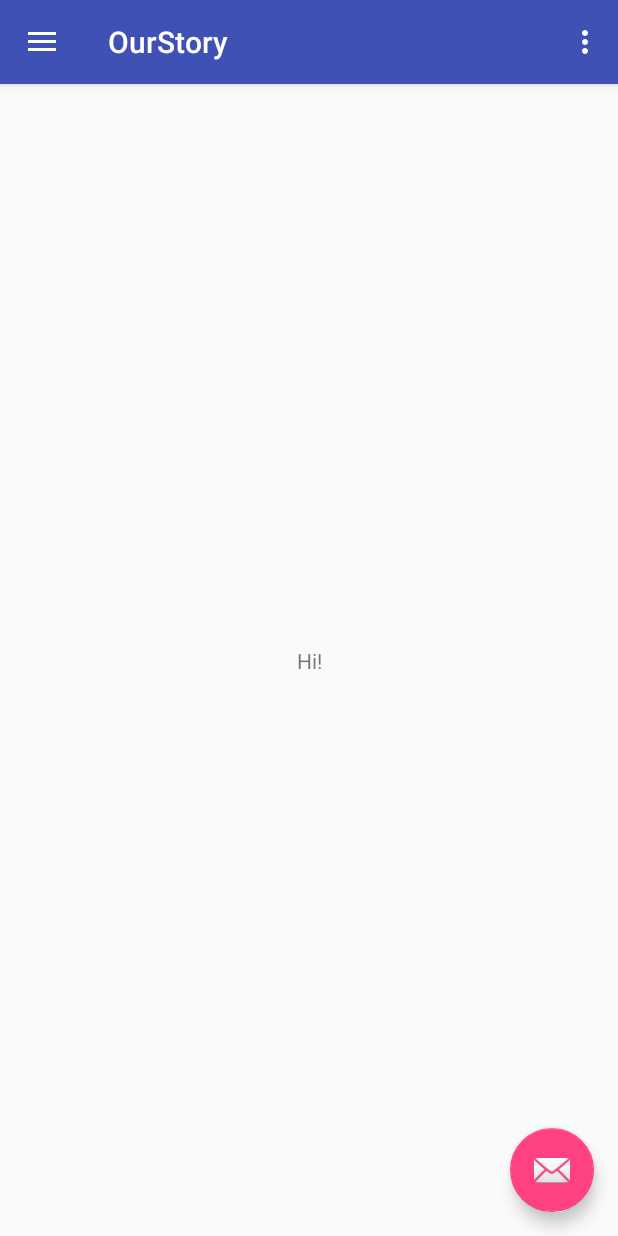
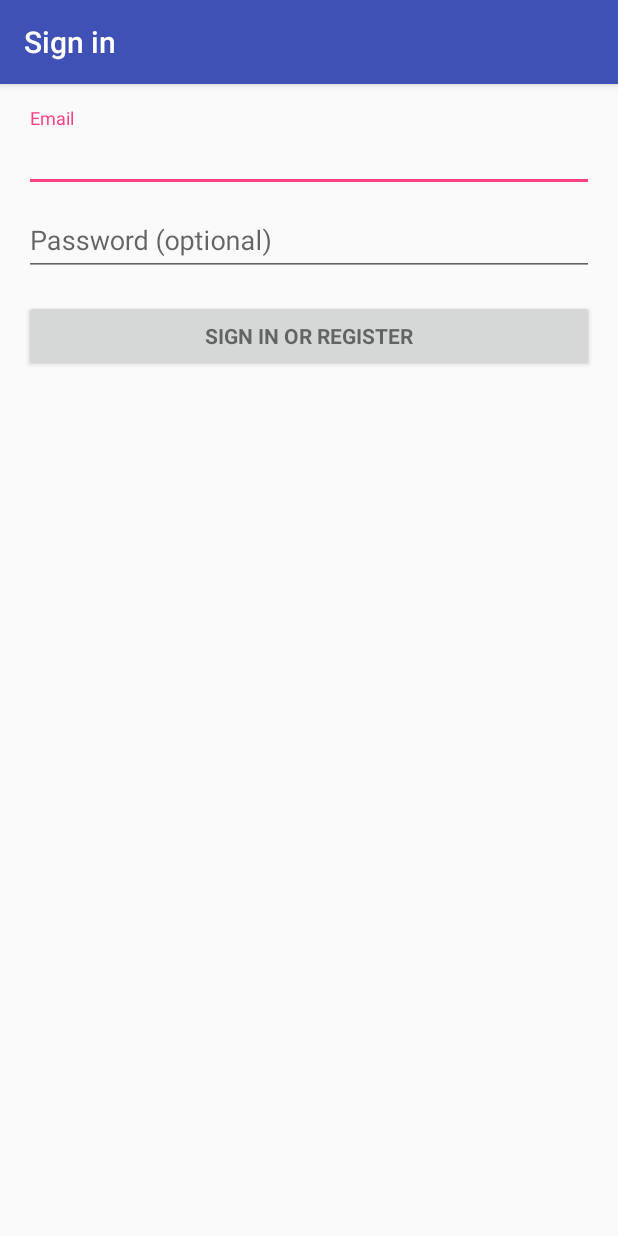
Before and after one commit to cbugtong/OurStory434, an Android app: the screen it shows after launch (MainActivity before the commit, LoginActivity after it), on a phone screen of 412 x 824 dp. Run offline under Robolectric (Android 15) with nearby library versions, the phone set to English and light mode, and no system bars; 2 statements that could not run were skipped.

Commit message:
Added Login
Added standalone login page and other cosmetic alterations

```diff
--- /dev/null
+++ b/OurStory/app/src/main/java/com/example/neelimapradhan/ourstory/LoginActivity.java
@@ -0,0 +1,349 @@
+package com.example.neelimapradhan.ourstory;
+
+import android.animation.Animator;
+import android.animation.AnimatorListenerAdapter;
+import android.annotation.TargetApi;
+import android.content.pm.PackageManager;
+import android.support.annotation.NonNull;
+import android.support.design.widget.Snackbar;
+import android.support.v7.app.AppCompatActivity;
+import android.app.LoaderManager.LoaderCallbacks;
+
+import android.content.CursorLoader;
+import android.content.Loader;
+import android.database.Cursor;
+import android.net.Uri;
+import android.os.AsyncTask;
+
+import android.os.Build;
+import android.os.Bundle;
+import android.provider.ContactsContract;
+import android.text.TextUtils;
+import android.view.KeyEvent;
+import android.view.View;
+import android.view.View.OnClickListener;
+import android.view.inputmethod.EditorInfo;
+import android.widget.ArrayAdapter;
+import android.widget.AutoCompleteTextView;
+import android.widget.Button;
+import android.widget.EditText;
+import android.widget.TextView;
+
+import java.util.ArrayList;
+import java.util.List;
+
+import static android.Manifest.permission.READ_CONTACTS;
+
+/**
+ * A login screen that offers login via email/password.
+ */
+public class LoginActivity extends AppCompatActivity implements LoaderCallbacks<Cursor> {
+
+    /**
+     * Id to identity READ_CONTACTS permission request.
+     */
+    private static final int REQUEST_READ_CONTACTS = 0;
+
+    /**
+     * A dummy authentication store containing known user names and passwords.
+     * TODO: remove after connecting to a real authentication system.
+     */
+    private static final String[] DUMMY_CREDENTIALS = new String[]{
+            "foo@example.com:hello", "bar@example.com:world"
+    };
+    /**
+     * Keep track of the login task to ensure we can cancel it if requested.
+     */
+    private UserLoginTask mAuthTask = null;
+
+    // UI references.
+    private AutoCompleteTextView mEmailView;
+    private EditText mPasswordView;
+    private View mProgressView;
+    private View mLoginFormView;
+
+    @Override
+    protected void onCreate(Bundle savedInstanceState) {
+        super.onCreate(savedInstanceState);
+        setContentView(R.layout.activity_login);
+        // Set up the login form.
+        mEmailView = (AutoCompleteTextView) findViewById(R.id.email);
+        populateAutoComplete();
+
+        mPasswordView = (EditText) findViewById(R.id.password);
+        mPasswordView.setOnEditorActionListener(new TextView.OnEditorActionListener() {
+            @Override
+            public boolean onEditorAction(TextView textView, int id, KeyEvent keyEvent) {
+                if (id == R.id.login || id == EditorInfo.IME_NULL) {
+                    attemptLogin();
+                    return true;
+                }
+                return false;
+            }
+        });
+
+        Button mEmailSignInButton = (Button) findViewById(R.id.email_sign_in_button);
+        mEmailSignInButton.setOnClickListener(new OnClickListener() {
+            @Override
+            public void onClick(View view) {
+                attemptLogin();
+            }
+        });
+
+        mLoginFormView = findViewById(R.id.login_form);
+        mProgressView = findViewById(R.id.login_progress);
+    }
+
+    private void populateAutoComplete() {
+        if (!mayRequestContacts()) {
+            return;
+        }
+
+        getLoaderManager().initLoader(0, null, this);
+    }
+
+    private boolean mayRequestContacts() {
+        if (Build.VERSION.SDK_INT < Build.VERSION_CODES.M) {
+            return true;
+        }
+        if (checkSelfPermission(READ_CONTACTS) == PackageManager.PERMISSION_GRANTED) {
+            return true;
+        }
+        if (shouldShowRequestPermissionRationale(READ_CONTACTS)) {
+            Snackbar.make(mEmailView, R.string.permission_rationale, Snackbar.LENGTH_INDEFINITE)
+                    .setAction(android.R.string.ok, new View.OnClickListener() {
+                        @Override
+                        @TargetApi(Build.VERSION_CODES.M)
+                        public void onClick(View v) {
+                            requestPermissions(new String[]{READ_CONTACTS}, REQUEST_READ_CONTACTS);
+                        }
+                    });
+        } else {
+            requestPermissions(new String[]{READ_CONTACTS}, REQUEST_READ_CONTACTS);
+        }
+        return false;
+    }
+
+    /**
+     * Callback received when a permissions request has been completed.
+     */
+    @Override
+    public void onRequestPermissionsResult(int requestCode, @NonNull String[] permissions,
+                                           @NonNull int[] grantResults) {
+        if (requestCode == REQUEST_READ_CONTACTS) {
+            if (grantResults.length == 1 && grantResults[0] == PackageManager.PERMISSION_GRANTED) {
+                populateAutoComplete();
+            }
+        }
+    }
+
+
+    /**
+     * Attempts to sign in or register the account specified by the login form.
+     * If there are form errors (invalid email, missing fields, etc.), the
+     * errors are presented and no actual login attempt is made.
+     */
+    private void attemptLogin() {
+        if (mAuthTask != null) {
+            return;
+        }
+
+        // Reset errors.
+        mEmailView.setError(null);
+        mPasswordView.setError(null);
+
+        // Store values at the time of the login attempt.
+        String email = mEmailView.getText().toString();
+        String password = mPasswordView.getText().toString();
+
+        boolean cancel = false;
+        View focusView = null;
+
+        // Check for a valid password, if the user entered one.
+        if (!TextUtils.isEmpty(password) && !isPasswordValid(password)) {
+            mPasswordView.setError(getString(R.string.error_invalid_password));
+            focusView = mPasswordView;
+            cancel = true;
+        }
+
+        // Check for a valid email address.
+        if (TextUtils.isEmpty(email)) {
+            mEmailView.setError(getString(R.string.error_field_required));
+            focusView = mEmailView;
+            cancel = true;
+        } else if (!isEmailValid(email)) {
+            mEmailView.setError(getString(R.string.error_invalid_email));
+            focusView = mEmailView;
+            cancel = true;
+        }
+
+        if (cancel) {
+            // There was an error; don't attempt login and focus the first
+            // form field with an error.
+            focusView.requestFocus();
+        } else {
+            // Show a progress spinner, and kick off a background task to
+            // perform the user login attempt.
+            showProgress(true);
+            mAuthTask = new UserLoginTask(email, password);
+            mAuthTask.execute((Void) null);
+        }
+    }
+
+    private boolean isEmailValid(String email) {
+        //TODO: Replace this with your own logic
+        return email.contains("@");
+    }
+
+    private boolean isPasswordValid(String password) {
+        //TODO: Replace this with your own logic
+        return password.length() > 4;
+    }
+
+    /**
+     * Shows the progress UI and hides the login form.
+     */
+    @TargetApi(Build.VERSION_CODES.HONEYCOMB_MR2)
+    private void showProgress(final boolean show) {
+        // On Honeycomb MR2 we have the ViewPropertyAnimator APIs, which allow
+        // for very easy animations. If available, use these APIs to fade-in
+        // the progress spinner.
+        if (Build.VERSION.SDK_INT >= Build.VERSION_CODES.HONEYCOMB_MR2) {
+            int shortAnimTime = getResources().getInteger(android.R.integer.config_shortAnimTime);
+
+            mLoginFormView.setVisibility(show ? View.GONE : View.VISIBLE);
+            mLoginFormView.animate().setDuration(shortAnimTime).alpha(
+                    show ? 0 : 1).setListener(new AnimatorListenerAdapter() {
+                @Override
+                public void onAnimationEnd(Animator animation) {
+                    mLoginFormView.setVisibility(show ? View.GONE : View.VISIBLE);
+                }
+            });
+
+            mProgressView.setVisibility(show ? View.VISIBLE : View.GONE);
+            mProgressView.animate().setDuration(shortAnimTime).alpha(
+                    show ? 1 : 0).setListener(new AnimatorListenerAdapter() {
+                @Override
+                public void onAnimationEnd(Animator animation) {
+                    mProgressView.setVisibility(show ? View.VISIBLE : View.GONE);
+                }
+            });
+        } else {
+            // The ViewPropertyAnimator APIs are not available, so simply show
+            // and hide the relevant UI components.
+            mProgressView.setVisibility(show ? View.VISIBLE : View.GONE);
+            mLoginFormView.setVisibility(show ? View.GONE : View.VISIBLE);
+        }
+    }
+
+    @Override
+    public Loader<Cursor> onCreateLoader(int i, Bundle bundle) {
+        return new CursorLoader(this,
+                // Retrieve data rows for the device user's 'profile' contact.
+                Uri.withAppendedPath(ContactsContract.Profile.CONTENT_URI,
+                        ContactsContract.Contacts.Data.CONTENT_DIRECTORY), ProfileQuery.PROJECTION,
+
+                // Select only email addresses.
+                ContactsContract.Contacts.Data.MIMETYPE +
+                        " = ?", new String[]{ContactsContract.CommonDataKinds.Email
+                .CONTENT_ITEM_TYPE},
+
+                // Show primary email addresses first. Note that there won't be
+                // a primary email address if the user hasn't specified one.
+                ContactsContract.Contacts.Data.IS_PRIMARY + " DESC");
+    }
+
+    @Override
+    public void onLoadFinished(Loader<Cursor> cursorLoader, Cursor cursor) {
+        List<String> emails = new ArrayList<>();
+        cursor.moveToFirst();
+        while (!cursor.isAfterLast()) {
+            emails.add(cursor.getString(ProfileQuery.ADDRESS));
+            cursor.moveToNext();
+        }
+
+        addEmailsToAutoComplete(emails);
+    }
+
+    @Override
+    public void onLoaderReset(Loader<Cursor> cursorLoader) {
+
+    }
+
+    private void addEmailsToAutoComplete(List<String> emailAddressCollection) {
+        //Create adapter to tell the AutoCompleteTextView what to show in its dropdown list.
+        ArrayAdapter<String> adapter =
+                new ArrayAdapter<>(LoginActivity.this,
+                        android.R.layout.simple_dropdown_item_1line, emailAddressCollection);
+
+        mEmailView.setAdapter(adapter);
+    }
+
+
+    private interface ProfileQuery {
+        String[] PROJECTION = {
+                ContactsContract.CommonDataKinds.Email.ADDRESS,
+                ContactsContract.CommonDataKinds.Email.IS_PRIMARY,
+        };
+
+        int ADDRESS = 0;
+        int IS_PRIMARY = 1;
+    }
+
+    /**
+     * Represents an asynchronous login/registration task used to authenticate
+     * the user.
+     */
+    public class UserLoginTask extends AsyncTask<Void, Void, Boolean> {
+
+        private final String mEmail;
+        private final String mPassword;
+
+        UserLoginTask(String email, String password) {
+            mEmail = email;
+            mPassword = password;
+        }
+
+        @Override
+        protected Boolean doInBackground(Void... params) {
+            // TODO: attempt authentication against a network service.
+
+            try {
+                // Simulate network access.
+                Thread.sleep(2000);
+            } catch (InterruptedException e) {
+                return false;
+            }
+
+            for (String credential : DUMMY_CREDENTIALS) {
+                String[] pieces = credential.split(":");
+                if (pieces[0].equals(mEmail)) {
+                    // Account exists, return true if the password matches.
+                    return pieces[1].equals(mPassword);
+                }
+            }
+
+            // TODO: register the new account here.
+            return true;
+        }
+
+        @Override
+        protected void onPostExecute(final Boolean success) {
+            mAuthTask = null;
+            showProgress(false);
+
+            if (success) {
+                finish();
+            } else {
+                mPasswordView.setError(getString(R.string.error_incorrect_password));
+                mPasswordView.requestFocus();
+            }
+        }
+
+        @Override
+        protected void onCancelled() {
+            mAuthTask = null;
+            showProgress(false);
+        }
+    }
+}
--- /dev/null
+++ b/OurStory/app/src/main/res/layout/activity_login.xml
@@ -0,0 +1,77 @@
+<LinearLayout xmlns:android="http://schemas.android.com/apk/res/android"
+    xmlns:tools="http://schemas.android.com/tools"
+    android:layout_width="match_parent"
+    android:layout_height="match_parent"
+    android:gravity="center_horizontal"
+    android:orientation="vertical"
+    android:paddingBottom="@dimen/activity_vertical_margin"
+    android:paddingLeft="@dimen/activity_horizontal_margin"
+    android:paddingRight="@dimen/activity_horizontal_margin"
+    android:paddingTop="@dimen/activity_vertical_margin"
+    tools:context="com.example.neelimapradhan.ourstory.LoginActivity">
+
+    <!-- Login progress -->
+    <ProgressBar
+        android:id="@+id/login_progress"
+        style="?android:attr/progressBarStyleLarge"
+        android:layout_width="wrap_content"
+        android:layout_height="wrap_content"
+        android:layout_marginBottom="8dp"
+        android:visibility="gone" />
+
+    <ScrollView
+        android:id="@+id/login_form"
+        android:layout_width="match_parent"
+        android:layout_height="match_parent">
+
+        <LinearLayout
+            android:id="@+id/email_login_form"
+            android:layout_width="match_parent"
+            android:layout_height="wrap_content"
+            android:orientation="vertical">
+
+            <android.support.design.widget.TextInputLayout
+                android:layout_width="match_parent"
+                android:layout_height="wrap_content">
+
+                <AutoCompleteTextView
+                    android:id="@+id/email"
+                    android:layout_width="match_parent"
+                    android:layout_height="wrap_content"
+                    android:hint="@string/prompt_email"
+                    android:inputType="textEmailAddress"
+                    android:maxLines="1"
+                    android:singleLine="true" />
+
+            </android.support.design.widget.TextInputLayout>
+
+            <android.support.design.widget.TextInputLayout
+                android:layout_width="match_parent"
+                android:layout_height="wrap_content">
+
+                <EditText
+                    android:id="@+id/password"
+                    android:layout_width="match_parent"
+                    android:layout_height="wrap_content"
+                    android:hint="@string/prompt_password"
+                    android:imeActionId="@+id/login"
+                    android:imeActionLabel="@string/action_sign_in_short"
+                    android:imeOptions="actionUnspecified"
+                    android:inputType="textPassword"
+                    android:maxLines="1"
+                    android:singleLine="true" />
+
+            </android.support.design.widget.TextInputLayout>
+
+            <Button
+                android:id="@+id/email_sign_in_button"
+                style="?android:textAppearanceSmall"
+                android:layout_width="match_parent"
+                android:layout_height="wrap_content"
+                android:layout_marginTop="16dp"
+                android:text="@string/action_sign_in"
+                android:textStyle="bold" />
+
+        </LinearLayout>
+    </ScrollView>
+</LinearLayout>
--- a/OurStory/app/src/main/res/values/strings.xml
+++ b/OurStory/app/src/main/res/values/strings.xml
@@ -5,4 +5,18 @@
     <string name="navigation_drawer_close">Close navigation drawer</string>
 
     <string name="action_settings">Settings</string>
+    <string name="title_activity_login">Sign in</string>
+
+    <!-- Strings related to login -->
+    <string name="prompt_email">Email</string>
+    <string name="prompt_password">Password (optional)</string>
+    <string name="action_sign_in">Sign in or register</string>
+    <string name="action_sign_in_short">Sign in</string>
+    <string name="error_invalid_email">This email address is invalid</string>
+    <string name="error_invalid_password">This password is too short</string>
+    <string name="error_incorrect_password">This password is incorrect</string>
+    <string name="error_field_required">This field is required</string>
+    <string name="permission_rationale">"Contacts permissions are needed for providing email
+        completions."
+    </string>
 </resources>
```
Also changed, not shown: OurStory/app/src/main/AndroidManifest.xml (+18 -3 lines), OurStory/app/src/main/res/layout/add_media.xml (added, +26 -0 lines).
